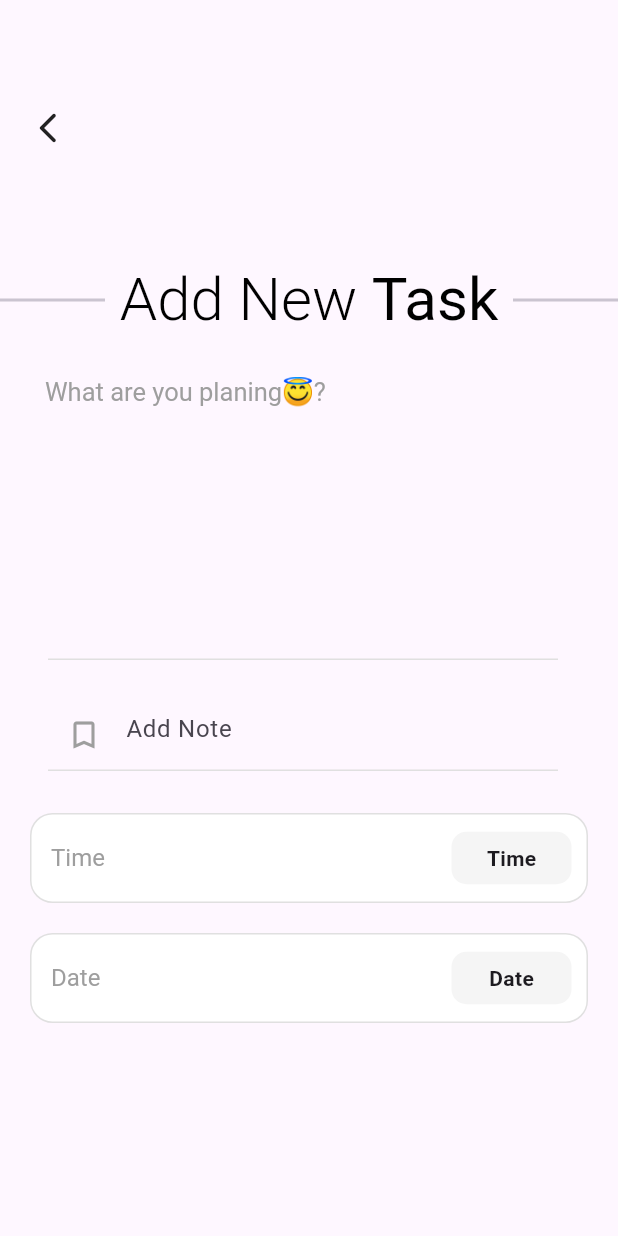
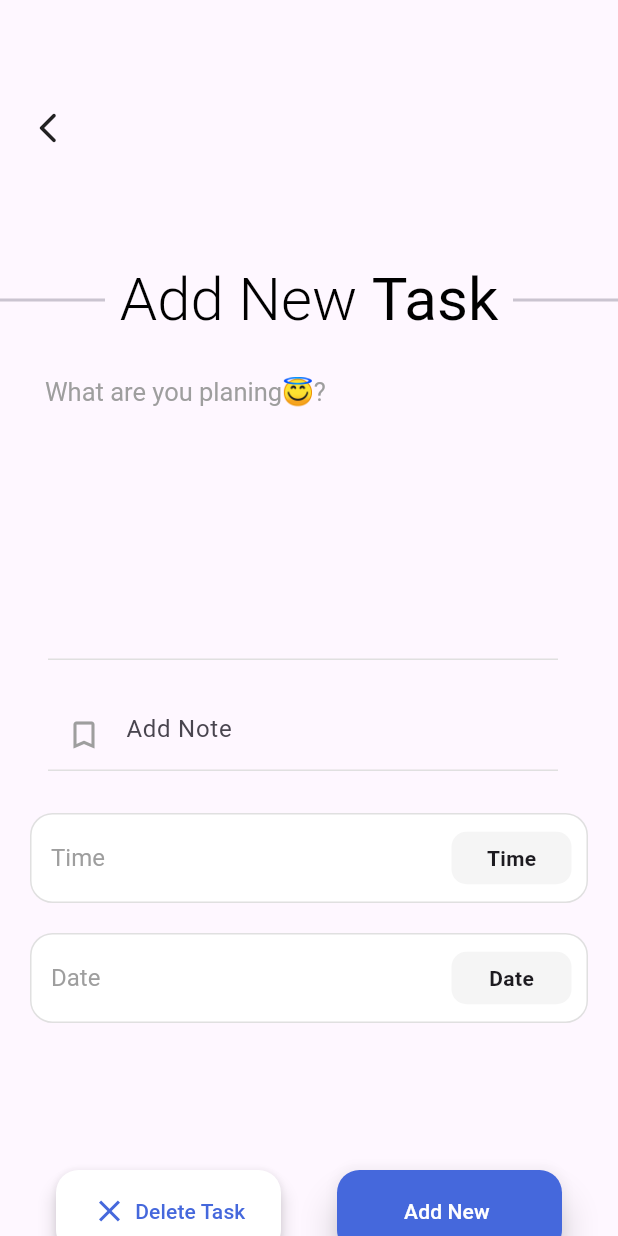
Before and after one commit to vipingoyat/Todo_Flutter_Application, a Flutter app: the TaskView screen opened directly, on a phone screen of 412 x 824 dp. Run offline on Flutter 3.47's test engine with Material 3 defaults, Android fonts, the phone set to English and light mode, and no system bars; our stand-ins replace animate_do, flutter_slider_drawer, lottie; missing offline and left inert: flutter_cupertino_date_picker_fork.

Commit message:
Task View UI work done

```diff
--- a/lib/views/tasks/components/date_time_selection.dart
+++ b/lib/views/tasks/components/date_time_selection.dart
@@ -0,0 +1,57 @@
+import 'package:flutter/material.dart';
+
+class DateTimeSelectionWidget extends StatelessWidget {
+  const DateTimeSelectionWidget({
+    super.key,
+    required this.onTap, required this.title,
+  });
+
+  final VoidCallback onTap;
+  final String title;
+  @override
+  Widget build(BuildContext context) {
+    var textTheme = Theme.of(context).textTheme;
+    return GestureDetector(
+      onTap: onTap,
+      child: Container(
+        width: double.infinity,
+        margin: const EdgeInsets.fromLTRB(20,20,20,0),
+        height: 60,
+        decoration: BoxDecoration(
+          color: Colors.white,
+          border: Border.all(
+            color: Colors.grey.shade300,
+          ),
+          borderRadius: BorderRadius.circular(15),
+        ),
+        child: Row(
+          mainAxisAlignment: MainAxisAlignment.spaceBetween,
+          children: [
+            Padding(
+                padding: const EdgeInsets.only(left: 13),
+                child: Text(
+                  title,
+                  style: textTheme.headlineSmall,
+                )
+            ),
+            Container(
+              margin: const EdgeInsets.only(right: 10),
+              width: 80,
+              height: 35,
+              decoration: BoxDecoration(
+                  borderRadius: BorderRadius.circular(10),
+                  color: Colors.grey.shade100),
+              child: Center(
+                ///Text will show date and time as time
+                child: Text(
+                  title,
+                  style: const TextStyle(fontWeight: FontWeight.bold),
+                ),
+              ),
+            ),
+          ],
+        ),
+      ),
+    );
+  }
+}
--- a/lib/views/tasks/widget/task_view.dart
+++ b/lib/views/tasks/widget/task_view.dart
@@ -1,8 +1,11 @@
+import 'dart:developer';
 import 'package:flutter/material.dart';
 import 'package:flutter_cupertino_date_picker_fork/flutter_cupertino_date_picker_fork.dart';
 import 'package:untitled/extensions/space_exs.dart';
+import 'package:untitled/utils/app_colors.dart';
 import 'package:untitled/utils/app_str.dart';
 import 'package:untitled/views/tasks/widget/task_view_app_bar.dart';
+import '../components/date_time_selection.dart';
 import '../components/rep_textfield.dart';
 
 class TaskView extends StatefulWidget {
@@ -41,12 +44,69 @@ class _TaskViewState extends State<TaskView> {
                   context,
                 ),
 
-
                 ///Bottom Side buttons
+                _buildBottomSideButton(),
               ],
             ),
           ),
         ),
+      ),
+    );
+  }
+
+  ///Bottom Side buttons
+  Widget _buildBottomSideButton() {
+    return Padding(
+      padding: const EdgeInsets.only(bottom: 20),
+      child: Row(
+        mainAxisAlignment: MainAxisAlignment.spaceEvenly,
+        children: [
+          /// Delete Current Task Button
+          MaterialButton(
+            onPressed: () {
+              log("Task Has Been Deleted.");
+            },
+            minWidth: 150,
+            elevation: 5,
+            color: Colors.white,
+            shape: RoundedRectangleBorder(
+              borderRadius: BorderRadius.circular(15),
+            ),
+            height: 55,
+            child: Row(
+              children: [
+                const Icon(
+                  Icons.close,
+                  color: AppColors.primaryColor,
+                ),
+                5.w,
+                const Text(
+                  AppStr.deleteTask,
+                  style: TextStyle(color: AppColors.primaryColor),
+                ),
+              ],
+            ),
+          ),
+
+          ///Add or Update Task Button
+          MaterialButton(
+            onPressed: () {
+              ///Add or Update Task Activity
+              log("New Task Has Been Created.");
+            },
+            minWidth: 150,
+            elevation: 10,
+            color: AppColors.primaryColor,
+            shape: RoundedRectangleBorder(
+              borderRadius: BorderRadius.circular(15),
+            ),
+            height: 55,
+            child: const Text(
+              AppStr.addNewTask,
+              style: TextStyle(color: Colors.white),
+            ),
+          )
+        ],
       ),
     );
   }
@@ -80,44 +140,43 @@ class _TaskViewState extends State<TaskView> {
 
           ///Time Selection
           DateTimeSelectionWidget(
-                      onTap: (){
+            onTap: () {
               showModalBottomSheet(
                 context: context,
                 builder: (_) => SizedBox(
                   height: 280,
                   child: TimePickerWidget(
                     // initDateTime
-                                onChange: (_,__){},
+                    onChange: (_, __) {},
                     dateFormat: 'HH:mm',
-                                onConfirm: (dateTime,_){
-                                },
+                    onConfirm: (dateTime, _) {},
                   ),
                 ),
               );
-                      }, title: AppStr.timeString,
+            },
+            title: AppStr.timeString,
           ),
-
 
           ///Date Selection
           DateTimeSelectionWidget(
-                      onTap: (){
+            onTap: () {
               DatePicker.showDatePicker(
                 context,
-                          maxDateTime: DateTime(2029,12,30),
+                maxDateTime: DateTime(2029, 12, 30),
                 minDateTime: DateTime.now(),
 
                 //Initial Date and Time
-                          onConfirm: (dateTime, _){
+                onConfirm: (dateTime, _) {
                   ///Will complete later
                 },
               );
-                      }, title: AppStr.dateString,
+            },
+            title: AppStr.dateString,
           ),
         ],
       ),
     );
   }
-
 
   ///Top Side Texts
   Widget _buildTopSideTexts(TextTheme textTheme) {
@@ -128,6 +187,7 @@ class _TaskViewState extends State<TaskView> {
         mainAxisAlignment: MainAxisAlignment.spaceBetween,
         crossAxisAlignment: CrossAxisAlignment.center,
         children: [
+          ///DIVIDER GREY
           const SizedBox(
             width: 70,
             child: Divider(
@@ -160,59 +220,3 @@ class _TaskViewState extends State<TaskView> {
     );
   }
 }
-
-class DateTimeSelectionWidget extends StatelessWidget {
-  const DateTimeSelectionWidget({
-    super.key,
-    required this.onTap, required this.title,
-  });
-
-  final VoidCallback onTap;
-  final String title;
-  @override
-  Widget build(BuildContext context) {
-    var textTheme = Theme.of(context).textTheme;
-    return GestureDetector(
-      onTap: onTap,
-      child: Container(
-        width: double.infinity,
-        margin: const EdgeInsets.fromLTRB(20,20,20,0),
-        height: 60,
-        decoration: BoxDecoration(
-          color: Colors.white,
-          border: Border.all(
-            color: Colors.grey.shade300,
-          ),
-          borderRadius: BorderRadius.circular(15),
-        ),
-        child: Row(
-          mainAxisAlignment: MainAxisAlignment.spaceBetween,
-          children: [
-            Padding(
-                padding: const EdgeInsets.only(left: 13),
-                child: Text(
-                  title,
-                  style: textTheme.headlineSmall,
-                )
-            ),
-            Container(
-              margin: const EdgeInsets.only(right: 10),
-              width: 80,
-              height: 35,
-              decoration: BoxDecoration(
-                borderRadius: BorderRadius.circular(10),
-                color: Colors.grey.shade100),
-              child: Center(
-                ///Text will show date and time as time
-                child: Text(
-                  title,
-                  style: const TextStyle(fontWeight: FontWeight.bold),
-                ),
-              ),
-            ),
-          ],
-        ),
-      ),
-    );
-  }
-}
```
Also changed, not shown: lib/models/task.dart (added). Lines whose indentation alone changed are shown as unchanged.
